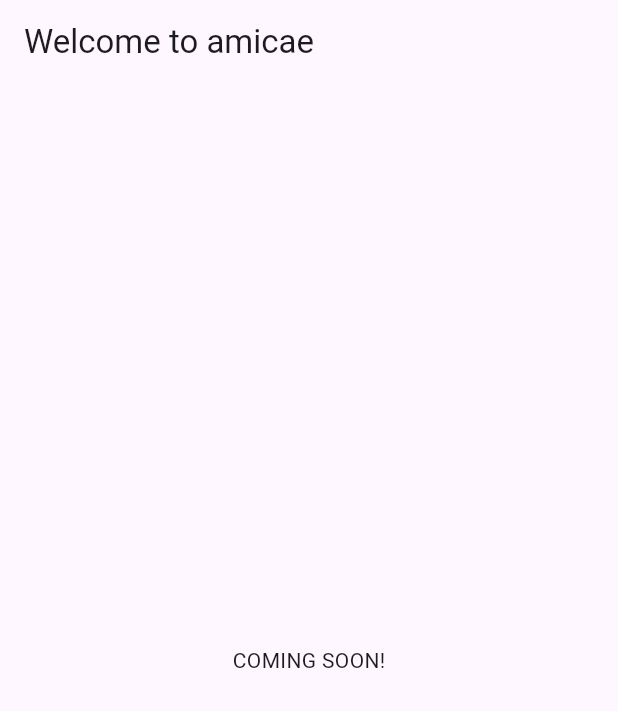
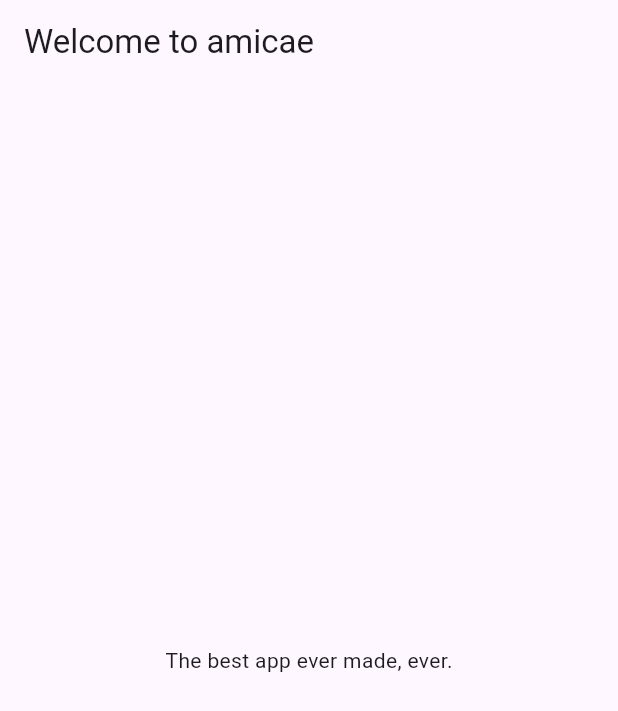
Before and after one commit to phmarcel0x/amicae, a Flutter app: the screen it shows after launch, on a phone screen of 412 x 824 dp. Shown: the top 711 px of the screen. Run offline on Flutter 3.47's test engine with Material 3 defaults, Android fonts, the phone set to English and light mode, and no system bars.

```diff
--- a/lib/main.dart
+++ b/lib/main.dart
@@ -16,7 +16,7 @@ class MyApp extends StatelessWidget {
           title: const Text('Welcome to amicae'),
         ),
         body: const Center(
-          child: Text('COMING SOON!'),
+          child: Text('The best app ever made, ever.'),
         ),
       ),
     );
```
Also changed, not shown: assets/logo/full_logo_dark.png (renamed from images/amicae-logo/full_logo_WonB.png), assets/logo/full_logo_light.png (renamed from images/amicae-logo/full_logo_BonW.png), assets/logo/short_logo_dark.png (renamed from images/amicae-logo/short_logo_WonB.png), assets/logo/short_logo_light.png (renamed from images/amicae-logo/short_logo_BonW.png), 1 other file.
